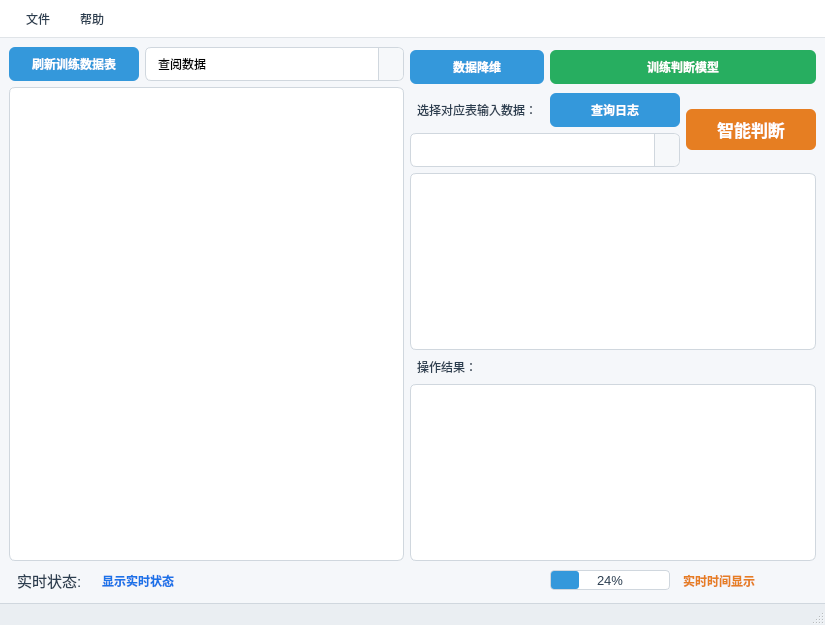
Qt form ui/main.ui (Lcoy2004/transformer-fault-diagnoser) before a commit.
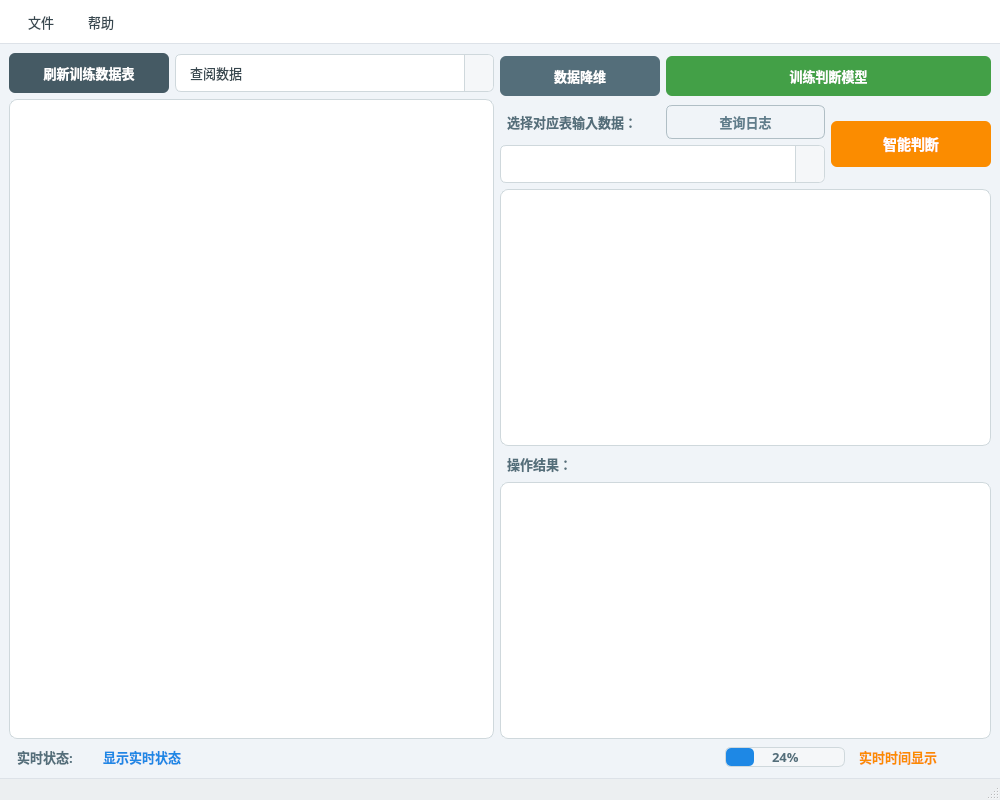
The same form after that commit. Icons and pictures are not drawn.

Commit message: 修改样式

What changed in the file:
```diff
--- a/ui/main.ui
+++ b/ui/main.ui
@@ -6,41 +6,57 @@
    <rect>
     <x>0</x>
     <y>0</y>
-    <width>825</width>
-    <height>625</height>
+    <width>1000</width>
+    <height>800</height>
    </rect>
   </property>
   <property name="minimumSize">
    <size>
-    <width>800</width>
-    <height>600</height>
+    <width>1000</width>
+    <height>800</height>
    </size>
   </property>
   <property name="windowTitle">
    <string>基于多源监测数据的电力变压器故障智能诊断</string>
   </property>
   <property name="styleSheet">
-   <string notr="true">/* ========== 全局背景 ========== */
-QMainWindow, QDialog {
-    background-color: #f5f7fa;   /* 柔和灰蓝 */
+   <string notr="true">
+/* ================================================
+   现代化工业软件界面样式表
+   设计理念：简洁、专业、高效
+   主色调：科技蓝 (#1E88E5)
+   辅助色：深灰 (#37474F)、浅灰 (#ECEFF1)
+   ================================================ */
+
+/* ========== 全局背景 ========== */
+QMainWindow {
+    background-color: #f0f4f8;
+}
+
+QWidget {
+    font-family: &quot;Microsoft YaHei&quot;, &quot;Segoe UI&quot;, Arial, sans-serif;
+    font-size: 13px;
 }
 
 /* ========== 菜单栏 ========== */
 QMenuBar {
     background-color: #ffffff;
-    border-bottom: 1px solid #e0e4e8;
+    border-bottom: 1px solid #dde2e8;
     padding: 4px 8px;
 }
+
 QMenuBar::item {
     background-color: transparent;
-    padding: 6px 12px;
-    border-radius: 6px;
-    color: #2c3e50;
+    padding: 8px 14px;
+    border-radius: 4px;
+    color: #37474f;
 }
+
 QMenuBar::item:selected {
-    background-color: #eaeef2;
-    color: #1a73e8;
+    background-color: #e3f2fd;
+    color: #1e88e5;
 }
+
 QMenuBar::item:pressed {
     background-color: #d0d7de;
 }
@@ -51,15 +67,18 @@
     border-radius: 8px;
     padding: 4px 0px;
 }
+
 QMenu::item {
     padding: 8px 24px;
     border-radius: 4px;
     color: #2c3e50;
 }
+
 QMenu::item:selected {
     background-color: #e1eaf0;
     color: #1a73e8;
 }
+
 QMenu::separator {
     height: 1px;
     background-color: #d0d7de;
@@ -68,136 +87,206 @@
 
 /* ========== 状态栏 ========== */
 QStatusBar {
-    background-color: #eaeef2;
-    color: #4a5a6e;
-    border-top: 1px solid #d0d7de;
-    padding: 4px 8px;
+    background-color: #eceff1;
+    color: #607d8b;
+    border-top: 1px solid #dde2e8;
+    padding: 6px 12px;
+    font-size: 12px;
 }
 
-/* ========== 按钮 ========== */
+/* ========== 按钮基础样式 ========== */
 QPushButton {
-    background-color: #3498db;
+    background-color: #1e88e5;
     color: white;
     border: none;
     border-radius: 6px;
-    padding: 8px 16px;
+    padding: 10px 20px;
     min-width: 80px;
     font-weight: 500;
+    font-size: 13px;
 }
+
 QPushButton:hover {
     background-color: #2980b9;
 }
+
 QPushButton:pressed {
     background-color: #1c6ea4;
 }
-QPushButton:flat {
-    background-color: transparent;
-    color: #2c3e50;
+
+QPushButton:disabled {
+    background-color: #b0bec5;
+    color: #78909c;
 }
-QPushButton:flat:hover {
-    background-color: #eaeef2;
+
+/* ========== 功能按钮区分 ========== */
+
+/* 主要操作按钮 - 蓝色 */
+QPushButton#pushButton {
+    background-color: #455a64;
 }
 
-/* 特定按钮样式（可选，根据需要调整） */
-QPushButton#btn_pd {
-    background-color: #e67e22;
+/* PCA/数据降维按钮 - 蓝灰色 */
+QPushButton#btn_pca {
+    background-color: #546e7a;
 }
 QPushButton#btn_pd:hover {
     background-color: #d35400;
 }
+
+/* RF/训练模型按钮 - 绿色 */
 QPushButton#btn_rf {
-    background-color: #27ae60;
+    background-color: #43a047;
 }
 QPushButton#btn_rf:hover {
     background-color: #229954;
 }
 
-/* ========== 组合框 ========== */
+/* 预测按钮 - 橙色（醒目） */
+QPushButton#btn_pd {
+    background-color: #fb8c00;
+    font-size: 14px;
+    font-weight: bold;
+    padding: 12px 24px;
+}
+QPushButton#btn_pd:hover {
+    background-color: #f57c00;
+}
+QPushButton#btn_pd:pressed {
+    background-color: #ef6c00;
+}
+
+/* 日志按钮 - 次要样式 */
+QPushButton#showlog_btn {
+    background-color: transparent;
+    color: #607d8b;
+    border: 1px solid #b0bec5;
+    padding: 6px 14px;
+}
+QPushButton#showlog_btn:hover {
+    background-color: #eceff1;
+    color: #455a64;
+}
+
+/* ========== 下拉框 ========== */
 QComboBox {
-    border: 1px solid #d0d7de;
+    border: 1px solid #cfd8dc;
     border-radius: 6px;
-    padding: 6px 12px;
+    padding: 8px 14px;
     background-color: #ffffff;
     min-height: 20px;
+    color: #37474f;
 }
+
 QComboBox:hover {
     border-color: #8a9aa8;
     background-color: #fafbfc;
 }
+
 QComboBox:focus {
     border-color: #3498db;
     outline: none;
 }
+
 QComboBox::drop-down {
     subcontrol-origin: padding;
     subcontrol-position: center right;
-    width: 24px;
-    border-left: 1px solid #d0d7de;
+    width: 28px;
+    border-left: 1px solid #cfd8dc;
     border-top-right-radius: 6px;
     border-bottom-right-radius: 6px;
-    background-color: #f6f8fa;
+    background-color: #f5f7f9;
 }
+
 QComboBox::drop-down:hover {
     background-color: #eaeef2;
 }
+
+QComboBox::down-arrow {
+    image: none;
+    border-left: 5px solid transparent;
+    border-right: 5px solid transparent;
+    border-top: 6px solid #607d8b;
+}
+
 QComboBox QAbstractItemView {
-    border: 1px solid #d0d7de;
+    border: 1px solid #cfd8dc;
     border-radius: 6px;
     background-color: #ffffff;
-    selection-background-color: #e1eaf0;
+    selection-background-color: #e3f2fd;
     outline: none;
-    padding: 4px 0px;
+    padding: 6px 0px;
 }
+
 QComboBox QAbstractItemView::item {
-    padding: 6px 12px;
+    padding: 10px 16px;
     min-height: 20px;
 }
+
 QComboBox QAbstractItemView::item:hover {
     background-color: #f1f5f9;
 }
 
 /* ========== 表格 ========== */
 QTableWidget {
-    border: 1px solid #d0d7de;
-    border-radius: 6px;
+    border: 1px solid #cfd8dc;
+    border-radius: 8px;
     background-color: #ffffff;
-    gridline-color: #eaeef2;
+    gridline-color: #eceff1;
+    selection-background-color: #e3f2fd;
 }
+
 QTableWidget::item {
-    padding: 6px;
-    border-bottom: 1px solid #eaeef2;
+    padding: 8px;
+    border-bottom: 1px solid #f5f7f9;
+    color: #37474f;
 }
+
 QTableWidget::item:selected {
-    background-color: #e1eaf0;
-    color: #1a73e8;
+    background-color: #e3f2fd;
+    color: #1565c0;
 }
+
+QTableWidget::item:hover {
+    background-color: #f5f7f9;
+}
+
 QHeaderView::section {
-    background-color: #f6f8fa;
-    padding: 8px;
+    background-color: #f5f7f9;
+    padding: 10px 8px;
     border: none;
-    border-bottom: 1px solid #d0d7de;
+    border-bottom: 2px solid #cfd8dc;
+    border-right: 1px solid #eceff1;
     font-weight: 600;
-    color: #2c3e50;
+    color: #455a64;
 }
-QHeaderView::section:horizontal {
-    border-right: 1px solid #d0d7de;
+
+QHeaderView::section:hover {
+    background-color: #eceff1;
 }
-QHeaderView::section:vertical {
-    border-right: 1px solid #d0d7de;
+
+QTableWidget QTableCornerButton::section {
+    background-color: #f5f7f9;
+    border: none;
+    border-bottom: 2px solid #cfd8dc;
+    border-right: 1px solid #eceff1;
 }
 
 /* ========== 文本编辑框 ========== */
 QTextEdit {
-    border: 1px solid #d0d7de;
-    border-radius: 6px;
-    padding: 8px;
+    border: 1px solid #cfd8dc;
+    border-radius: 8px;
+    padding: 12px;
     background-color: #ffffff;
-    selection-background-color: #e1eaf0;
+    color: #37474f;
+    selection-background-color: #bbdefb;
 }
+
 QTextEdit:hover {
     border-color: #8a9aa8;
     background-color: #fafbfc;
 }
+
 QTextEdit:focus {
     border-color: #3498db;
     outline: none;
@@ -205,36 +294,94 @@
 
 /* ========== 标签 ========== */
 QLabel {
-    color: #2c3e50;
+    color: #37474f;
     background-color: transparent;
     padding: 2px 4px;
 }
+
+/* 功能性标签 */
+QLabel#showtext_label,
+QLabel#showtext_label_2,
+QLabel#label {
+    font-weight: 500;
+    color: #546e7a;
+}
+
+/* 通知标签 */
 QLabel#notification_label {
     font-weight: 600;
-    color: #1a73e8;
+    color: #1e88e5;
 }
+
+/* 时间标签 */
 QLabel#showtime_label {
     font-weight: 600;
-    color: #e67e22;
+    color: #fb8c00;
 }
 
 /* ========== 进度条 ========== */
 QProgressBar {
-    border: 1px solid #d0d7de;
-    border-radius: 4px;
-    background-color: #ffffff;
+    border: 1px solid #cfd8dc;
+    border-radius: 6px;
+    background-color: #f5f7f9;
     text-align: center;
-    color: #2c3e50;
+    color: #546e7a;
+    font-weight: 500;
 }
+
 QProgressBar::chunk {
-    background-color: #3498db;
-    border-radius: 3px;
+    background-color: #1e88e5;
+    border-radius: 5px;
 }
 
-/* ========== 布局容器（可选，一般不用） ========== */
+/* ========== 中心部件 ========== */
 QWidget#centralwidget {
-    background-color: transparent;  /* 继承主窗口背景 */
-}</string>
+    background-color: transparent;
+}
+
+/* ========== 滚动条（可选） ========== */
+QScrollBar:vertical {
+    background-color: #f5f7f9;
+    width: 10px;
+    border-radius: 5px;
+}
+
+QScrollBar::handle:vertical {
+    background-color: #b0bec5;
+    border-radius: 5px;
+    min-height: 30px;
+}
+
+QScrollBar::handle:vertical:hover {
+    background-color: #90a4ae;
+}
+
+QScrollBar::add-line:vertical,
+QScrollBar::sub-line:vertical {
+    height: 0px;
+}
+
+QScrollBar:horizontal {
+    background-color: #f5f7f9;
+    height: 10px;
+    border-radius: 5px;
+}
+
+QScrollBar::handle:horizontal {
+    background-color: #b0bec5;
+    border-radius: 5px;
+    min-width: 30px;
+}
+
+QScrollBar::handle:horizontal:hover {
+    background-color: #90a4ae;
+}
+
+QScrollBar::add-line:horizontal,
+QScrollBar::sub-line:horizontal {
+    width: 0px;
+}
+</string>
   </property>
   <widget class="QWidget" name="centralwidget">
    <layout class="QVBoxLayout" name="verticalLayout">
@@ -289,8 +436,9 @@
        <widget class="QPushButton" name="btn_pd">
         <property name="font">
          <font>
-          <pointsize>13</pointsize>
-          <fontweight>Medium</fontweight>
+          <family>Microsoft YaHei</family>
+          <pointsize>-1</pointsize>
+          <bold>true</bold>
          </font>
         </property>
         <property name="text">
@@ -340,7 +488,9 @@
         </property>
         <property name="font">
          <font>
-          <pointsize>11</pointsize>
+          <family>Microsoft YaHei</family>
+          <pointsize>-1</pointsize>
+          <fontweight>Medium</fontweight>
          </font>
         </property>
         <property name="text">
@@ -364,6 +514,8 @@
         </property>
         <property name="font">
          <font>
+          <family>Microsoft YaHei</family>
+          <pointsize>-1</pointsize>
           <fontweight>DemiBold</fontweight>
          </font>
         </property>
@@ -388,7 +540,9 @@
         </property>
         <property name="font">
          <font>
-          <pointsize>10</pointsize>
+          <family>Microsoft YaHei</family>
+          <pointsize>-1</pointsize>
+          <fontweight>Medium</fontweight>
          </font>
         </property>
         <property name="value">
@@ -412,6 +566,8 @@
         </property>
         <property name="font">
          <font>
+          <family>Microsoft YaHei</family>
+          <pointsize>-1</pointsize>
           <fontweight>DemiBold</fontweight>
          </font>
         </property>
@@ -430,14 +586,15 @@
     <rect>
      <x>0</x>
      <y>0</y>
-     <width>825</width>
-     <height>37</height>
+     <width>1000</width>
+     <height>43</height>
     </rect>
    </property>
    <widget class="QMenu" name="menu">
     <property name="font">
      <font>
-      <family>MingLiU_HKSCS-ExtB</family>
+      <family>Microsoft YaHei</family>
+      <pointsize>-1</pointsize>
      </font>
     </property>
     <property name="title">
```
Left out of the diff: 56 changed lines with no effect on the pictures. The commit also changes 13 other files.
